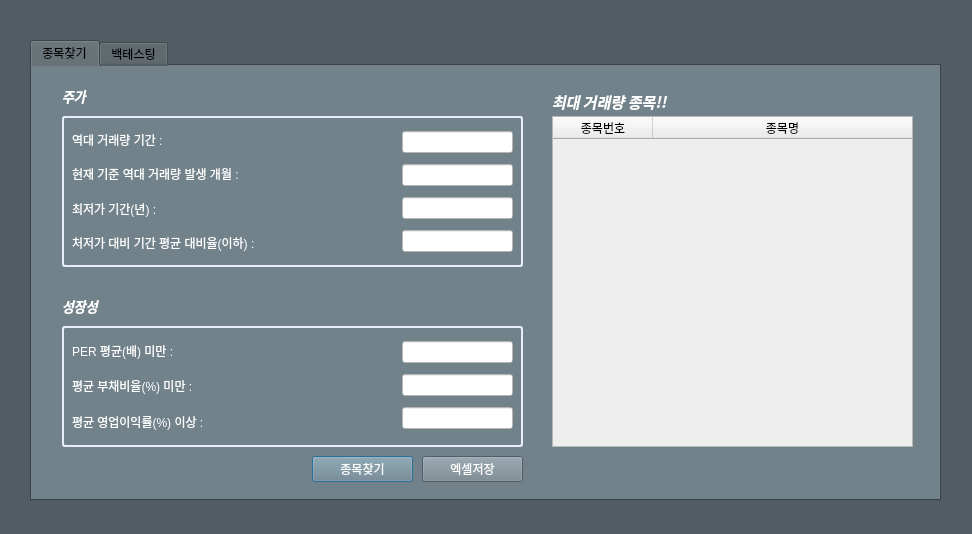
jinsnow948/backtestingJin, file src/backTest.ui: the form before one commit.
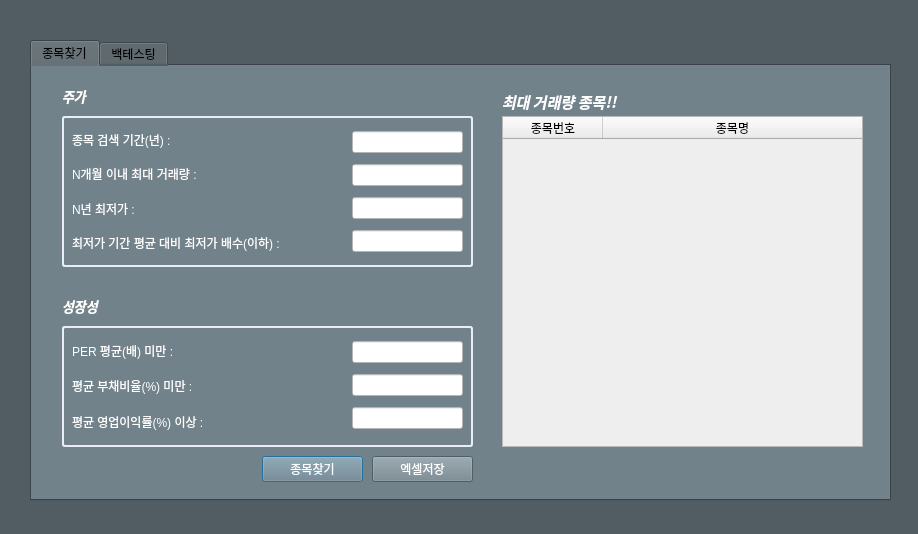
The form after the commit.

Commit message: 엑셀 저장 - 완료 , tablewidget removeRow

What changed in the file:
```diff
--- a/src/backTest.ui
+++ b/src/backTest.ui
@@ -6,7 +6,7 @@
    <rect>
     <x>0</x>
     <y>0</y>
-    <width>972</width>
+    <width>918</width>
     <height>534</height>
    </rect>
   </property>
@@ -24,7 +24,7 @@
     <rect>
      <x>30</x>
      <y>40</y>
-     <width>911</width>
+     <width>861</width>
      <height>461</height>
     </rect>
    </property>
@@ -49,7 +49,7 @@
       <rect>
        <x>40</x>
        <y>60</y>
-       <width>302</width>
+       <width>251</width>
        <height>131</height>
       </rect>
      </property>
@@ -60,28 +60,28 @@
       <item>
        <widget class="QLabel" name="max_vol_duration_label">
         <property name="text">
-         <string>&lt;html&gt;&lt;head/&gt;&lt;body&gt;&lt;p&gt;&lt;span style=&quot; color:#fefefe;&quot;&gt;역대 거래량 기간 :&lt;/span&gt;&lt;/p&gt;&lt;/body&gt;&lt;/html&gt;</string>
+         <string>&lt;html&gt;&lt;head/&gt;&lt;body&gt;&lt;p&gt;&lt;span style=&quot; color:#ffffff;&quot;&gt;종목 검색 기간(년) :&lt;/span&gt;&lt;/p&gt;&lt;/body&gt;&lt;/html&gt;</string>
         </property>
        </widget>
       </item>
       <item>
        <widget class="QLabel" name="max_vol_occur_label">
         <property name="text">
-         <string>&lt;html&gt;&lt;head/&gt;&lt;body&gt;&lt;p&gt;&lt;span style=&quot; color:#ffffff;&quot;&gt;현재 기준 역대 거래량 발생 개월 :&lt;/span&gt;&lt;/p&gt;&lt;/body&gt;&lt;/html&gt;</string>
+         <string>&lt;html&gt;&lt;head/&gt;&lt;body&gt;&lt;p&gt;&lt;span style=&quot; color:#ffffff;&quot;&gt;N개월 이내 최대 거래량 :&lt;/span&gt;&lt;/p&gt;&lt;/body&gt;&lt;/html&gt;</string>
         </property>
        </widget>
       </item>
       <item>
        <widget class="QLabel" name="lowest_duration_label">
         <property name="text">
-         <string>&lt;html&gt;&lt;head/&gt;&lt;body&gt;&lt;p&gt;&lt;span style=&quot; color:#fefefe;&quot;&gt;최저가 기간(년) :&lt;/span&gt;&lt;/p&gt;&lt;/body&gt;&lt;/html&gt;</string>
+         <string>&lt;html&gt;&lt;head/&gt;&lt;body&gt;&lt;p&gt;&lt;span style=&quot; color:#ffffff;&quot;&gt;N년 최저가 :&lt;/span&gt;&lt;/p&gt;&lt;/body&gt;&lt;/html&gt;</string>
         </property>
        </widget>
       </item>
       <item>
        <widget class="QLabel" name="lowest_contrast_label">
         <property name="text">
-         <string>&lt;html&gt;&lt;head/&gt;&lt;body&gt;&lt;p&gt;&lt;span style=&quot; color:#ffffff;&quot;&gt;처저가 대비 기간 평균 대비율(이하) :&lt;/span&gt;&lt;/p&gt;&lt;/body&gt;&lt;/html&gt;</string>
+         <string>&lt;html&gt;&lt;head/&gt;&lt;body&gt;&lt;p&gt;&lt;span style=&quot; color:#ffffff;&quot;&gt;최저가 기간 평균 대비 최저가 배수(이하) :&lt;/span&gt;&lt;/p&gt;&lt;/body&gt;&lt;/html&gt;</string>
         </property>
        </widget>
       </item>
@@ -156,7 +156,7 @@
       <rect>
        <x>40</x>
        <y>270</y>
-       <width>301</width>
+       <width>251</width>
        <height>101</height>
       </rect>
      </property>
@@ -187,7 +187,7 @@
     <widget class="QWidget" name="verticalLayoutWidget_3">
      <property name="geometry">
       <rect>
-       <x>370</x>
+       <x>320</x>
        <y>60</y>
        <width>111</width>
        <height>131</height>
@@ -230,7 +230,7 @@
     <widget class="QWidget" name="verticalLayoutWidget_4">
      <property name="geometry">
       <rect>
-       <x>370</x>
+       <x>320</x>
        <y>270</y>
        <width>111</width>
        <height>101</height>
@@ -263,7 +263,7 @@
     <widget class="QLabel" name="Result_label">
      <property name="geometry">
       <rect>
-       <x>520</x>
+       <x>470</x>
        <y>20</y>
        <width>171</width>
        <height>31</height>
@@ -295,7 +295,7 @@
     <widget class="QPushButton" name="search_button">
      <property name="geometry">
       <rect>
-       <x>280</x>
+       <x>230</x>
        <y>390</y>
        <width>101</width>
        <height>26</height>
@@ -311,7 +311,7 @@
     <widget class="QPushButton" name="excel_download_button">
      <property name="geometry">
       <rect>
-       <x>390</x>
+       <x>340</x>
        <y>390</y>
        <width>101</width>
        <height>26</height>
@@ -329,7 +329,7 @@
       <rect>
        <x>30</x>
        <y>50</y>
-       <width>461</width>
+       <width>411</width>
        <height>151</height>
       </rect>
      </property>
@@ -355,7 +355,7 @@
       <rect>
        <x>30</x>
        <y>260</y>
-       <width>461</width>
+       <width>411</width>
        <height>121</height>
       </rect>
      </property>
@@ -379,7 +379,7 @@
     <widget class="QTableWidget" name="itemTable">
      <property name="geometry">
       <rect>
-       <x>520</x>
+       <x>470</x>
        <y>50</y>
        <width>361</width>
        <height>331</height>
```
Left out of the diff: 8 changed lines with no effect on the pictures. The commit also changes 2 other files.
